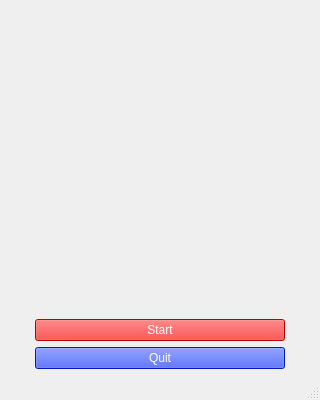
Above: uiFiles/physico_intro.ui from sseungyong/physico_project before the change. Below: the same form after it.
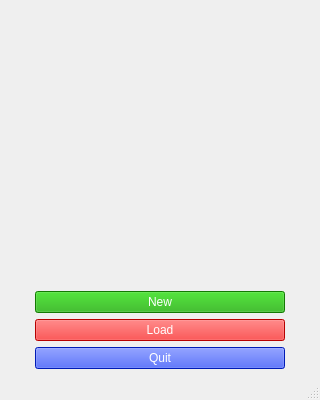
That is the form after the change. Icons and pictures are not drawn.

What changed in the file:
```diff
--- a/uiFiles/physico_intro.ui
+++ b/uiFiles/physico_intro.ui
@@ -73,6 +73,18 @@
       </item>
       <item>
        <layout class="QVBoxLayout" name="verticalLayout">
+        <item>
+         <widget class="QPushButton" name="pushButtonNew">
+          <property name="styleSheet">
+           <string notr="true">font: 10pt &quot;서울남산체 EB&quot;;
+background-color: rgb(26, 170, 4);
+color: rgb(255, 255, 255);</string>
+          </property>
+          <property name="text">
+           <string>New</string>
+          </property>
+         </widget>
+        </item>
         <item>
          <widget class="QPushButton" name="pushButtonStart">
           <property name="minimumSize">
@@ -87,7 +99,7 @@
 color: rgb(255, 255, 255);</string>
           </property>
           <property name="text">
-           <string>Start</string>
+           <string>Load</string>
           </property>
          </widget>
         </item>
```
